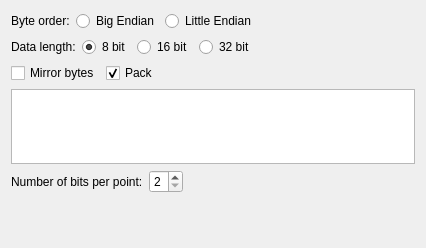
Old version of the form controls/widgetconvoptionsgray.ui in the repository riuson/lcd-image-converter.
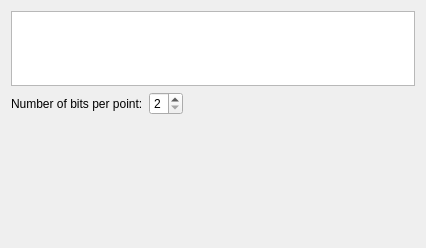
New version of the form.

```diff
--- a/controls/widgetconvoptionsgray.ui
+++ b/controls/widgetconvoptionsgray.ui
@@ -14,129 +14,6 @@
    <string>Dialog</string>
   </property>
   <layout class="QVBoxLayout" name="verticalLayout">
-   <item>
-    <layout class="QHBoxLayout" name="horizontalLayout">
-     <item>
-      <widget class="QLabel" name="label">
-       <property name="text">
-        <string>Byte order:</string>
-       </property>
-      </widget>
-     </item>
-     <item>
-      <widget class="QRadioButton" name="radioButtonBigEndian">
-       <property name="text">
-        <string>Big Endian</string>
-       </property>
-       <property name="checked">
-        <bool>true</bool>
-       </property>
-      </widget>
-     </item>
-     <item>
-      <widget class="QRadioButton" name="radioButtonLittleEndian">
-       <property name="text">
-        <string>Little Endian</string>
-       </property>
-      </widget>
-     </item>
-     <item>
-      <spacer name="horizontalSpacer">
-       <property name="orientation">
-        <enum>Qt::Horizontal</enum>
-       </property>
-       <property name="sizeHint" stdset="0">
-        <size>
-         <width>40</width>
-         <height>20</height>
-        </size>
-       </property>
-      </spacer>
-     </item>
-    </layout>
-   </item>
-   <item>
-    <layout class="QHBoxLayout" name="horizontalLayout_3">
-     <item>
-      <widget class="QLabel" name="label_3">
-       <property name="text">
-        <string>Data length:</string>
-       </property>
-      </widget>
-     </item>
-     <item>
-      <widget class="QRadioButton" name="radioButtonData8">
-       <property name="text">
-        <string>8 bit</string>
-       </property>
-       <property name="checked">
-        <bool>true</bool>
-       </property>
-      </widget>
-     </item>
-     <item>
-      <widget class="QRadioButton" name="radioButtonData16">
-       <property name="text">
-        <string>16 bit</string>
-       </property>
-      </widget>
-     </item>
-     <item>
-      <widget class="QRadioButton" name="radioButtonData32">
-       <property name="text">
-        <string>32 bit</string>
-       </property>
-      </widget>
-     </item>
-     <item>
-      <spacer name="horizontalSpacer_2">
-       <property name="orientation">
-        <enum>Qt::Horizontal</enum>
-       </property>
-       <property name="sizeHint" stdset="0">
-        <size>
-         <width>40</width>
-         <height>20</height>
-        </size>
-       </property>
-      </spacer>
-     </item>
-    </layout>
-   </item>
-   <item>
-    <layout class="QHBoxLayout" name="horizontalLayout_5">
-     <item>
-      <widget class="QCheckBox" name="checkBoxMirrorBits">
-       <property name="text">
-        <string>Mirror bytes</string>
-       </property>
-      </widget>
-     </item>
-     <item>
-      <widget class="QCheckBox" name="checkBoxPack">
-       <property name="text">
-        <string>Pack</string>
-       </property>
-       <property name="checked">
-        <bool>true</bool>
-       </property>
-      </widget>
-     </item>
-     <item>
-      <spacer name="horizontalSpacer_4">
-       <property name="orientation">
-        <enum>Qt::Horizontal</enum>
-       </property>
-       <property name="sizeHint" stdset="0">
-        <size>
-         <width>40</width>
-         <height>20</height>
-        </size>
-       </property>
-      </spacer>
-     </item>
-    </layout>
-   </item>
    <item>
     <widget class="QListWidget" name="listWidget">
      <property name="sizePolicy">
```
Left out of the diff: 116 changed lines with no effect on the pictures.
